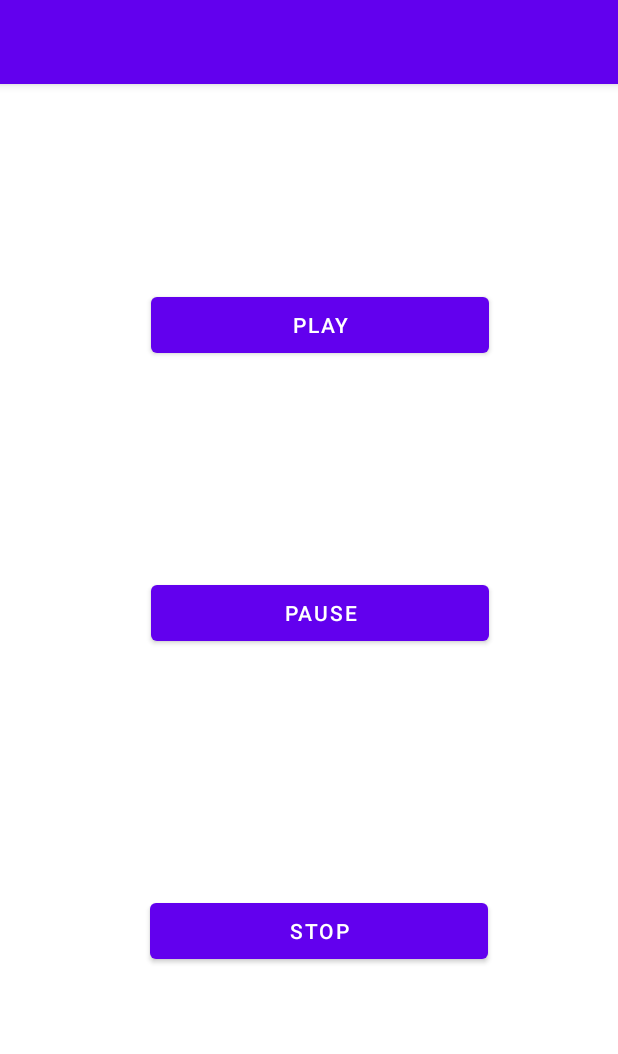
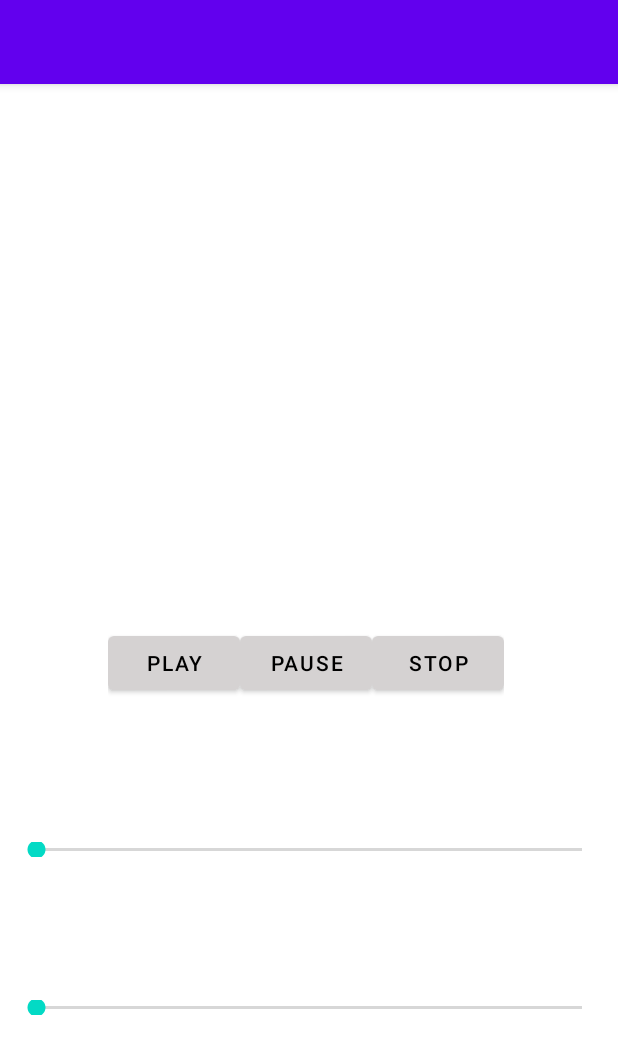
Before and after one commit to dev-dgupta/SoundDemo, an Android app: the screen it shows after launch (MainActivity), on a phone screen of 412 x 824 dp. Shown: the top 1054 px of the screen. Run offline under Robolectric (Android 15) with nearby library versions, the phone set to English and light mode, and no system bars.

Commit message:
volume control and scrubbing added

```diff
--- a/app/src/main/java/com/example/sounddemo/MainActivity.java
+++ b/app/src/main/java/com/example/sounddemo/MainActivity.java
@@ -2,31 +2,119 @@ package com.example.sounddemo;
 
 import androidx.appcompat.app.AppCompatActivity;
 
+import android.media.AudioManager;
 import android.media.MediaPlayer;
 import android.os.Bundle;
+import android.util.Log;
 import android.view.View;
-import android.widget.MediaController;
+import android.widget.SeekBar;
+import android.widget.Toast;
+
+import java.util.Timer;
+import java.util.TimerTask;
 
 public class MainActivity extends AppCompatActivity {
 
     MediaPlayer mediaPlayer;
+    AudioManager audioManager;
 
     @Override
     protected void onCreate(Bundle savedInstanceState) {
         super.onCreate(savedInstanceState);
         setContentView(R.layout.activity_main);
+
+        //fetch audio service of the device
+        audioManager = (AudioManager) getSystemService(AUDIO_SERVICE);
+        //fetch max volume of the device
+        int maxVolume = audioManager.getStreamMaxVolume(AudioManager.STREAM_MUSIC);
+        //fetch current volume of the device
+        int currentVolume = audioManager.getStreamVolume(AudioManager.STREAM_MUSIC);
+
         mediaPlayer = MediaPlayer.create(this, R.raw.old_car_engine_daniel_simion);
+        mediaPlayer.setLooping(false);
+        SeekBar volumeControl = findViewById(R.id.volumeSeekBar);
+        volumeControl.setMax(maxVolume);
+        volumeControl.setProgress(currentVolume);
+        volumeControl.setOnSeekBarChangeListener(new SeekBar.OnSeekBarChangeListener() {
+            @Override
+            public void onProgressChanged(SeekBar seekBar, int progress, boolean fromUser) {
+                audioManager.setStreamVolume(AudioManager.STREAM_MUSIC, progress, 0);
+            }
+
+            @Override
+            public void onStartTrackingTouch(SeekBar seekBar) {
+
+            }
+
+            @Override
+            public void onStopTrackingTouch(SeekBar seekBar) {
+
+            }
+        });
+
+        //scrub mean moving forward or rewind
+        SeekBar scrubSeekBar = findViewById(R.id.scrubSeekBar);
+        //max range of seekbar would be the duration of the song playing
+        scrubSeekBar.setMax(mediaPlayer.getDuration());
+        scrubSeekBar.setOnSeekBarChangeListener(new SeekBar.OnSeekBarChangeListener() {
+            @Override
+            public void onProgressChanged(SeekBar seekBar, int progress, boolean fromUser) {
+                // move the audio to the value of seekbar
+                mediaPlayer.seekTo(progress);
+            }
+
+            @Override
+            public void onStartTrackingTouch(SeekBar seekBar) {
+                mediaPlayer.pause();
+            }
+
+            @Override
+            public void onStopTrackingTouch(SeekBar seekBar) {
+                mediaPlayer.start();
+            }
+        });
+
+        //something we want to happen at a scheduled time while running the application
+        new Timer().scheduleAtFixedRate(new TimerTask() {
+            @Override
+            public void run() {
+                //this updated the seekbar position every second while the music is playing
+                scrubSeekBar.setProgress(mediaPlayer.getCurrentPosition());
+            }
+        }, 0, 300); //repeat every 300ms
+
+
     }
 
     public void play(View view) {
-        mediaPlayer.start();
+        if (mediaPlayer != null && !mediaPlayer.isPlaying()) {
+            mediaPlayer.start();
+        }
     }
 
     public void pause(View view) {
-        mediaPlayer.pause();
+        if (mediaPlayer != null && mediaPlayer.isPlaying()) {
+            mediaPlayer.pause();
+        }
     }
 
     public void stop(View view) {
-        mediaPlayer.stop();
+        if (mediaPlayer != null && mediaPlayer.isPlaying()) {
+            mediaPlayer.stop();
+            mediaPlayer.release();
+        }
+    }
+
+    @Override
+    public void onDestroy() {
+        Toast.makeText(this, "My Service Stopped", Toast.LENGTH_LONG).show();
+        super.onDestroy();
+        if (mediaPlayer != null) {
+            mediaPlayer.stop();
+            mediaPlayer.release();
+
+        }
+        mediaPlayer = null;
+
     }
 }
--- a/app/src/main/res/layout/activity_main.xml
+++ b/app/src/main/res/layout/activity_main.xml
@@ -6,52 +6,78 @@
     android:layout_height="match_parent"
     tools:context=".MainActivity">
 
+    <LinearLayout
+        android:id="@+id/linearLayout"
+        android:layout_width="wrap_content"
+        android:layout_height="wrap_content"
+        android:layout_marginTop="4dp"
+        android:layout_marginEnd="4dp"
+        android:layout_marginRight="4dp"
+        android:orientation="horizontal"
+        app:layout_constraintBottom_toBottomOf="parent"
+        app:layout_constraintEnd_toEndOf="parent"
+        app:layout_constraintStart_toStartOf="parent"
+        app:layout_constraintTop_toTopOf="parent">
+
         <Button
-        android:id="@+id/button3"
-        android:layout_width="225dp"
-        android:layout_height="49dp"
-        android:layout_marginStart="100dp"
-        android:layout_marginLeft="100dp"
-        android:layout_marginTop="540dp"
-        android:layout_marginEnd="86dp"
-        android:layout_marginRight="86dp"
-        android:onClick="stop"
-        android:text="Stop"
+            android:id="@+id/button"
+            android:layout_width="wrap_content"
+            android:layout_height="wrap_content"
+            android:layout_weight="1"
+            android:onClick="play"
+            android:text="Play"
+            android:textColor="@color/black"
             android:visibility="visible"
-        app:layout_constraintEnd_toEndOf="parent"
-        app:layout_constraintHorizontal_bias="0.0"
-        app:layout_constraintStart_toStartOf="parent"
-        app:layout_constraintTop_toTopOf="parent" />
+            app:backgroundTint="#D5D2D2" />
 
         <Button
             android:id="@+id/button2"
-        android:layout_width="225dp"
-        android:layout_height="49dp"
-        android:layout_marginStart="100dp"
-        android:layout_marginLeft="100dp"
-        android:layout_marginTop="328dp"
-        android:layout_marginEnd="86dp"
-        android:layout_marginRight="86dp"
+            android:layout_width="wrap_content"
+            android:layout_height="wrap_content"
+            android:layout_weight="1"
             android:onClick="pause"
             android:text="Pause"
+            android:textColor="@color/black"
             android:visibility="visible"
+            app:backgroundTint="#D5D2D2" />
+
+        <Button
+            android:id="@+id/button3"
+            android:layout_width="wrap_content"
+            android:layout_height="wrap_content"
+            android:layout_weight="1"
+            android:onClick="stop"
+            android:text="Stop"
+            android:textColor="@color/black"
+            android:visibility="visible"
+            app:backgroundTint="#D5D2D2" />
+
+    </LinearLayout>
+
+    <SeekBar
+        android:id="@+id/volumeSeekBar"
+        android:layout_width="0dp"
+        android:layout_height="10dp"
+        android:layout_marginStart="8dp"
+        android:layout_marginLeft="8dp"
+        android:layout_marginTop="95dp"
+        android:layout_marginEnd="8dp"
+        android:layout_marginRight="8dp"
         app:layout_constraintEnd_toEndOf="parent"
         app:layout_constraintStart_toStartOf="parent"
-        app:layout_constraintTop_toTopOf="parent" />
+        app:layout_constraintTop_toBottomOf="@+id/linearLayout" />
 
-    <Button
-        android:id="@+id/button"
-        android:layout_width="225dp"
-        android:layout_height="49dp"
-        android:layout_marginStart="100dp"
-        android:layout_marginLeft="100dp"
-        android:layout_marginTop="136dp"
-        android:layout_marginEnd="86dp"
-        android:layout_marginRight="86dp"
-        android:onClick="play"
-        android:text="Play"
-        android:visibility="visible"
+    <SeekBar
+        android:id="@+id/scrubSeekBar"
+        android:layout_width="0dp"
+        android:layout_height="10dp"
+        android:layout_marginStart="8dp"
+        android:layout_marginLeft="8dp"
+        android:layout_marginTop="95dp"
+        android:layout_marginEnd="8dp"
+        android:layout_marginRight="8dp"
         app:layout_constraintEnd_toEndOf="parent"
         app:layout_constraintStart_toStartOf="parent"
-        app:layout_constraintTop_toTopOf="parent" />
+        app:layout_constraintTop_toBottomOf="@+id/volumeSeekBar" />
+
 </androidx.constraintlayout.widget.ConstraintLayout>
```
Lines whose indentation alone changed are shown as unchanged.
